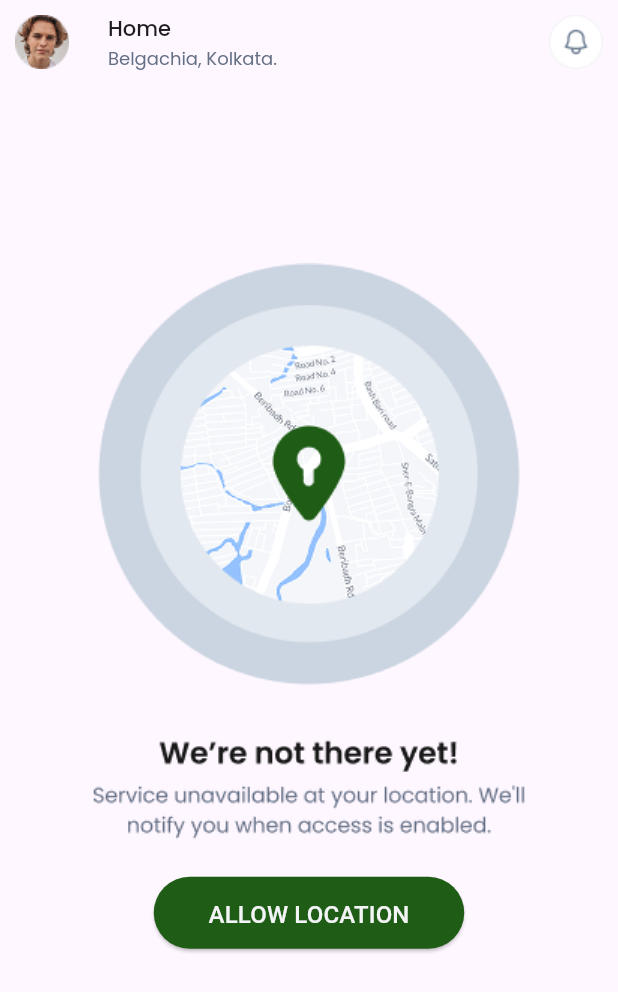
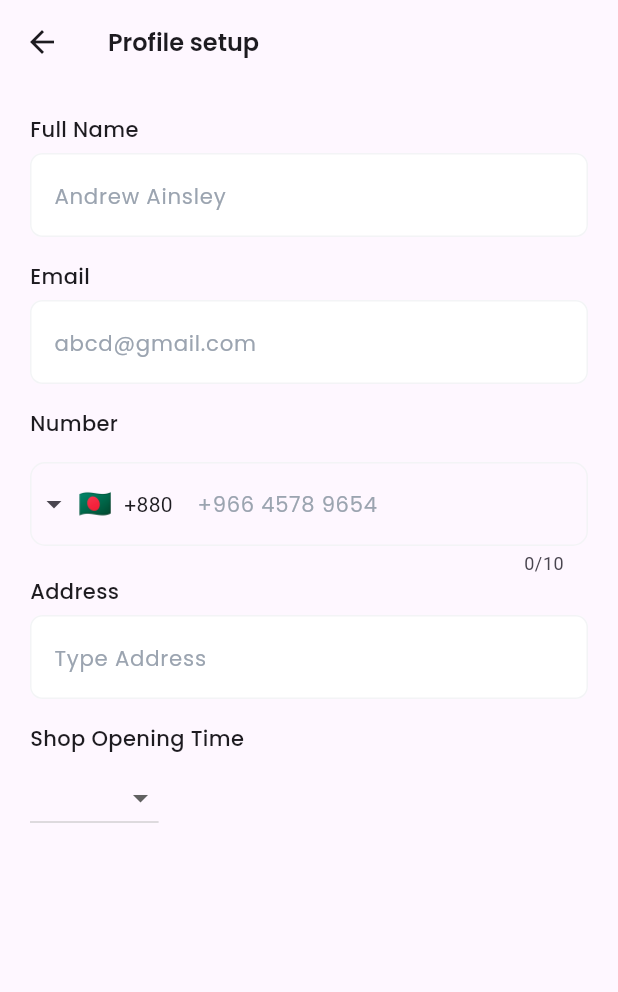
Before and after one commit to Shraboniakter/buyerapp-new, a Flutter app: the LocationScreen screen opened by its route, after a tap on "ALLOW LOCATION", on a phone screen of 412 x 824 dp. Shown: the top 992 px of the screen. Run offline on Flutter 3.47's test engine with Material 3 defaults, Android fonts, the phone set to English and light mode, and no system bars; drawn by our look-alikes of intl_phone_field; our stand-ins replace flutter_screenutil, flutter_spinkit, get, google_fonts, pin_code_fields.

Commit message:
complete profile screen

```diff
--- /dev/null
+++ b/lib/core/global_widget/custom_textfield.dart
@@ -0,0 +1,73 @@
+import 'package:buyerapp/core/utils/app_colors.dart';
+import 'package:flutter/material.dart';
+import 'package:flutter_screenutil/flutter_screenutil.dart';
+import 'package:google_fonts/google_fonts.dart';
+
+class CustomTextfield extends StatelessWidget {
+  final TextEditingController? controller;
+  final String? hintText;
+  final TextInputType? keyboardType;
+  final bool? obscureText;
+  final TextInputAction? textInputAction;
+  final ValueChanged<String>? onChanged;
+  final int? min;
+  final int? max;
+
+  final bool? colorTrue;
+  final Widget? suffix;
+  final Widget? prefix;
+  final String? Function(String?)? validator;
+  final bool? enable;
+  final Icon? icon;
+
+  const CustomTextfield({
+    super.key,
+    this.controller,
+    this.hintText,
+    this.keyboardType,
+    this.obscureText,
+    this.textInputAction,
+    this.onChanged,
+    this.min,
+    this.max,
+    this.colorTrue,
+    this.suffix,
+    this.prefix,
+    this.validator,
+    this.enable,
+    this.icon,
+  });
+
+  @override
+  Widget build(BuildContext context) {
+    return TextFormField(
+      controller: controller,
+      keyboardType: keyboardType,
+      validator: validator,
+      maxLines: max,
+      obscureText: obscureText ?? false,
+      decoration: InputDecoration(
+        hintStyle: GoogleFonts.poppins(fontSize: 14.sp, color: AppColors.grey1),
+
+        hintText: hintText,
+        prefixIcon: prefix ?? icon,
+        filled: true,
+
+        fillColor: const Color(0xFFFFFFFF),
+        suffixIcon: suffix ?? icon,
+        border: OutlineInputBorder(
+          borderRadius: BorderRadius.circular(8.r),
+          borderSide: BorderSide(color: AppColors.white),
+        ),
+        enabledBorder: OutlineInputBorder(
+          borderRadius: BorderRadius.circular(8.r),
+          borderSide: BorderSide(color: AppColors.white),
+        ),
+        focusedBorder: OutlineInputBorder(
+          borderRadius: BorderRadius.circular(8.r),
+          borderSide: BorderSide(color: AppColors.white),
+        ),
+      ),
+    );
+  }
+}
--- a/lib/core/route/route.dart
+++ b/lib/core/route/route.dart
@@ -1,3 +1,4 @@
+import 'package:buyerapp/feature/auth/screen/address_screen.dart';
 import 'package:buyerapp/feature/auth/screen/location_screen.dart';
 import 'package:buyerapp/feature/auth/screen/otp_screen.dart';
 import 'package:get/get.dart';
@@ -9,11 +10,13 @@ class AppRoutes {
   static const String login = '/login';
   static const String otp = '/otp';
   static const String location = '/location';
+  static const String address = '/address';
 
   final List<GetPage> pages = [
     GetPage(name: splash, page: () => SplashScreen()),
     GetPage(name: login, page: () => LoginOrSignupScreen()),
     GetPage(name: otp, page: () => OtpScreen()),
     GetPage(name: location, page: () => LocationScreen()),
+    GetPage(name: address, page: () => AddressScreen()),
   ];
 }
--- /dev/null
+++ b/lib/feature/auth/controller/dropdown_Controller.dart
@@ -0,0 +1,14 @@
+import 'package:get/get.dart';
+
+class DropdownController extends GetxController {
+  final RxString selectedItem = '6AM'.obs;
+  final List<String> items = ['7AM', '8AM', 'Option 3'];
+
+  String get selteitm => selectedItem.value;
+
+  void setSelectedItem(String? newValue) {
+    if (newValue != null) {
+      selectedItem.value = newValue;
+    }
+  }
+}
--- /dev/null
+++ b/lib/feature/auth/screen/address_screen.dart
@@ -0,0 +1,115 @@
+import 'package:buyerapp/core/global_widget/custom_text.dart';
+import 'package:buyerapp/core/global_widget/custom_textfield.dart';
+import 'package:buyerapp/core/utils/app_colors.dart';
+import 'package:buyerapp/feature/auth/controller/controller.dart';
+import 'package:buyerapp/feature/auth/controller/dropdown_Controller.dart';
+import 'package:flutter/material.dart';
+import 'package:get/get.dart';
+import 'package:get/get_core/src/get_main.dart';
+import 'package:intl_phone_field/intl_phone_field.dart' show IntlPhoneField;
+
+class AddressScreen extends StatelessWidget {
+  final DropdownController controller = Get.put(DropdownController());
+
+  AddressScreen({super.key});
+
+  @override
+  Widget build(BuildContext context) {
+    final PhoneController controller = Get.put(PhoneController());
+    return Scaffold(
+      appBar: AppBar(
+        title: CustomTextPoppins(
+          text: "Profile setup",
+          size: 16,
+          fontWeight: FontWeight.w600,
+        ),
+      ),
+
+      body: Padding(
+        padding: const EdgeInsets.all(20.0),
+        child: Column(
+          crossAxisAlignment: CrossAxisAlignment.start,
+          children: [
+            CustomTextPoppins(
+              text: "Full Name ",
+              size: 14,
+              fontWeight: FontWeight.w500,
+            ),
+            SizedBox(height: 6),
+            CustomTextfield(hintText: "Andrew Ainsley"),
+            SizedBox(height: 16),
+            CustomTextPoppins(
+              text: "Email",
+              size: 14,
+              fontWeight: FontWeight.w500,
+            ),
+            SizedBox(height: 6),
+            CustomTextfield(hintText: "abcd@gmail.com"),
+            SizedBox(height: 16),
+            CustomTextPoppins(
+              text: "Number",
+              size: 14,
+              fontWeight: FontWeight.w500,
+            ),
+            SizedBox(height: 16),
+            IntlPhoneField(
+              decoration: InputDecoration(
+                hintText: " +966 4578 9654",
+                hintStyle: TextStyle(
+                  fontFamily: "Poppins",
+                  fontSize: 14,
+                  fontWeight: FontWeight.w400,
+                  color: AppColors.grey1,
+                ),
+                border: OutlineInputBorder(
+                  borderRadius: BorderRadius.circular(10),
+                  borderSide: const BorderSide(
+                    color: AppColors.white,
+                    width: 1.5,
+                  ),
+                ),
+                enabledBorder: OutlineInputBorder(
+                  borderRadius: BorderRadius.circular(10),
+                  borderSide: const BorderSide(color: AppColors.white),
+                ),
+              ),
+              initialCountryCode: 'BD',
+              onChanged: (phone) {
+                controller.setPhone(phone.completeNumber);
+              },
+            ),
+            CustomTextPoppins(
+              text: "Address ",
+              size: 14,
+              fontWeight: FontWeight.w500,
+            ),
+            SizedBox(height: 6),
+            CustomTextfield(hintText: "Type Address"),
+
+            SizedBox(height: 16),
+            CustomTextPoppins(
+              text: "Shop Opening Time",
+              size: 14,
+              fontWeight: FontWeight.w500,
+            ),
+            SizedBox(height: 6),
+            Obx(
+              () => DropdownButton<String>(
+                value: DropdownController().selectedItem.value,
+                items: DropdownController().items.map((String item) {
+                  return DropdownMenuItem<String>(
+                    value: item,
+                    child: Text(item),
+                  );
+                }).toList(),
+                onChanged: (String? newValue) {
+                  DropdownController().setSelectedItem(newValue);
+                },
+              ),
+            ),
+          ],
+        ),
+      ),
+    );
+  }
+}
--- a/lib/feature/auth/screen/location_screen.dart
+++ b/lib/feature/auth/screen/location_screen.dart
@@ -2,7 +2,10 @@ import 'package:buyerapp/core/global_widget/custom_elevatedbuttom.dart';
 import 'package:buyerapp/core/global_widget/custom_text.dart';
 import 'package:buyerapp/core/utils/app_colors.dart';
 import 'package:buyerapp/core/utils/assetpaths.dart';
+import 'package:buyerapp/feature/auth/screen/address_screen.dart';
 import 'package:flutter/material.dart';
+import 'package:get/get.dart';
+import 'package:get/get_core/src/get_main.dart';
 
 class LocationScreen extends StatelessWidget {
   const LocationScreen({super.key});
@@ -50,7 +53,9 @@ class LocationScreen extends StatelessWidget {
                 width: 207,
                 child: CustomElevatedButtom(
                   text: "ALLOW LOCATION",
-                  onTap: () {},
+                  onTap: () {
+                    Get.to(() => AddressScreen());
+                  },
                 ),
               ),
             ],
--- a/lib/feature/auth/screen/otp_screen.dart
+++ b/lib/feature/auth/screen/otp_screen.dart
@@ -55,10 +55,12 @@ class OtpScreen extends StatelessWidget {
                     borderRadius: BorderRadius.circular(5),
                     fieldHeight: 60,
                     fieldWidth: 60.6,
-                    activeFillColor: AppColors.white,
-                    inactiveFillColor: AppColors.white,
+                    activeFillColor: AppColors.neutrals,
+                    inactiveFillColor: const Color(0xffFBFDFA),
                     inactiveColor: AppColors.neutrals,
-                    selectedFillColor: AppColors.grey1,
+                    selectedFillColor: AppColors.neutrals,
+                    borderWidth: 1,
+                    selectedColor: const Color(0xffFBFDFA),
                   ),
                   animationDuration: const Duration(milliseconds: 300),
                   backgroundColor: Colors.transparent,
```
